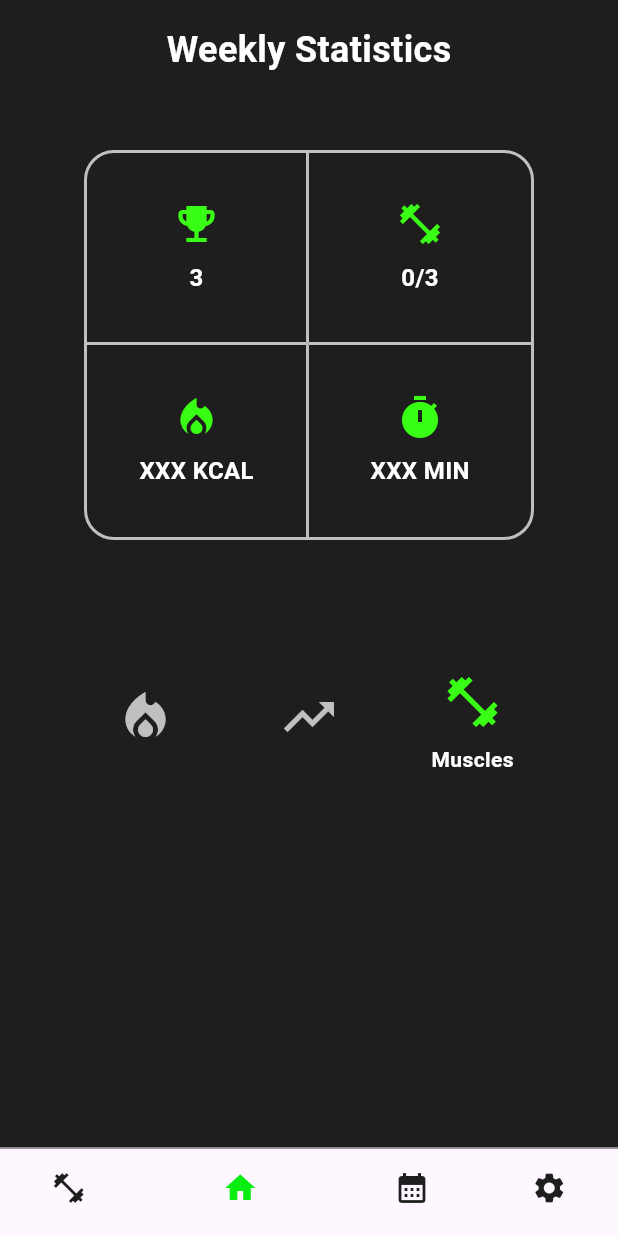
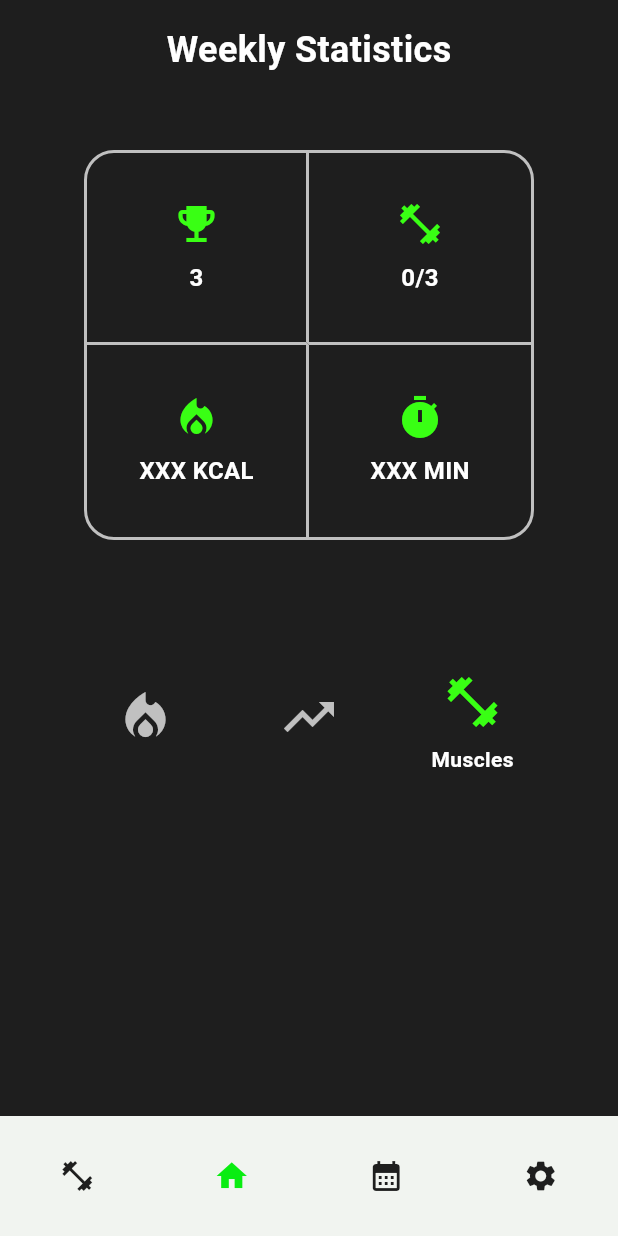
Before and after one commit to TakeOff30/fit_rep, a Flutter app: the screen it shows after launch, item 2 of the bottom bar chosen, after a tap on the "fitness center" icon, on a phone screen of 412 x 824 dp. Run offline on Flutter 3.47's test engine with Material 3 defaults, Android fonts, the phone set to English and light mode, and no system bars.

Commit message:
Fix navigation bar behavior,  style settings page

```diff
--- a/lib/main.dart
+++ b/lib/main.dart
@@ -55,39 +55,41 @@ class _FitRepAppState extends State<FitRepApp> {
                 index: _selectedIndex,
                 children: destinations,
               )),
-              bottomNavigationBar: Container(
-                decoration: const BoxDecoration(
-                  border: Border(
-                    top: BorderSide(
-                      color: Colors.grey,
-                      width: 1.0,
-                    ),
-                  ),
-                ),
-                child: BottomNavigationBar(
-                  showSelectedLabels: false,
-                  showUnselectedLabels: false,
-                  onTap: _onItemTapped,
-                  currentIndex: _selectedIndex,
-                  items: const <BottomNavigationBarItem>[
-                    BottomNavigationBarItem(
-                      icon: Icon(Icons.fitness_center),
+              bottomNavigationBar: NavigationBar(
+                labelBehavior: NavigationDestinationLabelBehavior.alwaysHide,
+                onDestinationSelected: _onItemTapped,
+                selectedIndex: _selectedIndex,
+                indicatorShape: CircleBorder(),
+                destinations: <NavigationDestination>[
+                  NavigationDestination(
+                    icon: _selectedIndex == 0
+                        ? Icon(Icons.fitness_center,
+                            color: settingsManger.theme.primaryColor)
+                        : Icon(Icons.fitness_center),
                     label: 'Create Workout',
                   ),
-                    BottomNavigationBarItem(
-                      icon: Icon(Icons.home),
+                  NavigationDestination(
+                    icon: _selectedIndex == 1
+                        ? Icon(Icons.home,
+                            color: settingsManger.theme.primaryColor)
+                        : Icon(Icons.home),
                     label: 'Home',
                   ),
-                    BottomNavigationBarItem(
-                      icon: Icon(Icons.calendar_month),
+                  NavigationDestination(
+                    icon: _selectedIndex == 2
+                        ? Icon(Icons.calendar_month,
+                            color: settingsManger.theme.primaryColor)
+                        : Icon(Icons.calendar_month),
                     label: 'Calendar',
                   ),
-                    BottomNavigationBarItem(
-                      icon: Icon(Icons.settings),
+                  NavigationDestination(
+                    icon: _selectedIndex == 3
+                        ? Icon(Icons.settings,
+                            color: settingsManger.theme.primaryColor)
+                        : Icon(Icons.settings),
                     label: 'Settings',
                   ),
                 ],
-                ),
               ),
             ),
           );
--- a/lib/screens/settings_screen.dart
+++ b/lib/screens/settings_screen.dart
@@ -12,17 +12,21 @@ class _SettingsScreenState extends State<SettingsScreen> {
   Widget build(BuildContext context) {
     var settingsProvider = Provider.of<SettingsManager>(context);
 
-    return Column(
+    return Padding(
+      padding: const EdgeInsets.all(16.0),
+      child: Column(
+        mainAxisAlignment: MainAxisAlignment.start,
         children: <Widget>[
           Text('Settings', style: Theme.of(context).textTheme.displayLarge),
           const SizedBox(height: 16),
           Expanded(
             child: Row(
-            mainAxisAlignment: MainAxisAlignment.spaceEvenly,
+              mainAxisAlignment: MainAxisAlignment.spaceBetween,
               children: <Widget>[
                 Text('Dark Mode',
                     style: Theme.of(context).textTheme.displayMedium),
                 Switch(
+                  activeColor: Theme.of(context).primaryColor,
                   value: context.watch<SettingsManager>().isDarkMode,
                   onChanged: (value) {
                     context.read<SettingsManager>().toggleDarkMode();
@@ -34,11 +38,12 @@ class _SettingsScreenState extends State<SettingsScreen> {
           ),
           Expanded(
             child: Row(
-            mainAxisAlignment: MainAxisAlignment.spaceEvenly,
+              mainAxisAlignment: MainAxisAlignment.spaceBetween,
               children: <Widget>[
                 Text('Notifications',
                     style: Theme.of(context).textTheme.displayMedium),
                 Switch(
+                  activeColor: Theme.of(context).primaryColor,
                   value: settingsProvider.isNotificationEnabled,
                   onChanged: (value) {
                     settingsProvider.toggleNotification();
@@ -51,15 +56,23 @@ class _SettingsScreenState extends State<SettingsScreen> {
             child: Row(
               mainAxisAlignment: MainAxisAlignment.spaceEvenly,
               children: <Widget>[
-              Text('Weight', style: Theme.of(context).textTheme.displayMedium),
-              Expanded(
-                  child: TextField(
+                Text('Height',
+                    textAlign: TextAlign.center,
+                    style: Theme.of(context).textTheme.displayMedium),
+                TextField(
+                  textAlign: TextAlign.right,
+                  maxLength: 3,
+                  keyboardType: TextInputType.number,
                   decoration: const InputDecoration(
-                  hintText: '70',
+                      constraints: BoxConstraints(maxWidth: 80),
+                      hintText: '180',
+                      hintStyle: TextStyle(color: Colors.grey)),
+                  onChanged: (value) =>
+                      settingsProvider.setHeight(int.parse(value)),
                 ),
-                onChanged: (value) =>
-                    settingsProvider.setWeight(int.parse(value)),
-              ))
+                Text('cm',
+                    textAlign: TextAlign.center,
+                    style: Theme.of(context).textTheme.displayMedium),
               ],
             ),
           ),
@@ -67,19 +80,28 @@ class _SettingsScreenState extends State<SettingsScreen> {
             child: Row(
               mainAxisAlignment: MainAxisAlignment.spaceEvenly,
               children: <Widget>[
-              Text('Height', style: Theme.of(context).textTheme.displayMedium),
-              Expanded(
-                  child: TextField(
+                Text('Weight',
+                    textAlign: TextAlign.center,
+                    style: Theme.of(context).textTheme.displayMedium),
+                TextField(
+                  textAlign: TextAlign.right,
+                  maxLength: 3,
+                  keyboardType: TextInputType.number,
                   decoration: const InputDecoration(
-                  hintText: '180',
+                      constraints: BoxConstraints(maxWidth: 80),
+                      hintText: '70',
+                      hintStyle: TextStyle(color: Colors.grey)),
+                  onChanged: (value) =>
+                      settingsProvider.setWeight(int.parse(value)),
                 ),
-                onChanged: (value) =>
-                    settingsProvider.setHeight(int.parse(value)),
-              ))
+                Text('kg',
+                    textAlign: TextAlign.center,
+                    style: Theme.of(context).textTheme.displayMedium),
               ],
             ),
           )
         ],
+      ),
     );
   }
 }
--- a/lib/themes.dart
+++ b/lib/themes.dart
@@ -9,11 +9,20 @@ class FitRepTheme {
     return ThemeData(
       primaryColor: primaryColor,
       primaryColorLight: lightColor,
+      primaryColorDark: darkColor,
       scaffoldBackgroundColor: lightColor,
-      bottomNavigationBarTheme: BottomNavigationBarThemeData(
+      inputDecorationTheme: InputDecorationTheme(
+        focusedBorder: UnderlineInputBorder(
+          borderSide: BorderSide(
+              color: primaryColor, style: BorderStyle.solid, width: 3),
+        ),
+        hintStyle: TextStyle(color: darkColor),
+      ),
+      navigationBarTheme: NavigationBarThemeData(
+        indicatorShape: CircleBorder(),
         backgroundColor: lightColor,
-        selectedItemColor: primaryColor,
-        unselectedItemColor: darkColor,
+        iconTheme: MaterialStateProperty.all(IconThemeData(color: darkColor)),
+        indicatorColor: Colors.transparent,
       ),
       textTheme: TextTheme(
         displayLarge: TextStyle(
@@ -40,12 +49,21 @@ class FitRepTheme {
   static ThemeData dark() {
     return ThemeData(
       primaryColor: primaryColor,
+      primaryColorLight: lightColor,
       primaryColorDark: darkColor,
       scaffoldBackgroundColor: darkColor,
-      bottomNavigationBarTheme: BottomNavigationBarThemeData(
+      inputDecorationTheme: InputDecorationTheme(
+        focusedBorder: UnderlineInputBorder(
+          borderSide: BorderSide(
+              color: primaryColor, style: BorderStyle.solid, width: 3),
+        ),
+        hintStyle: TextStyle(color: lightColor),
+      ),
+      navigationBarTheme: NavigationBarThemeData(
+        indicatorShape: CircleBorder(),
         backgroundColor: darkColor,
-        selectedItemColor: primaryColor,
-        unselectedItemColor: lightColor,
+        iconTheme: MaterialStateProperty.all(IconThemeData(color: lightColor)),
+        indicatorColor: Colors.transparent,
       ),
       textTheme: TextTheme(
         displayLarge: TextStyle(
```
Lines whose indentation alone changed are shown as unchanged.
